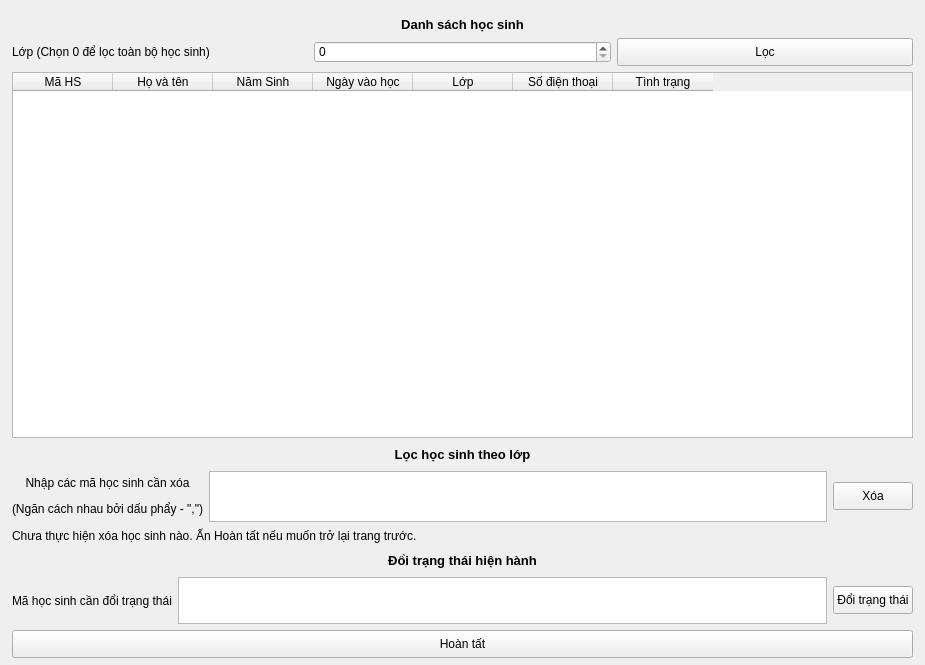
The window that TranslateUiPyPackage/ui_ip/M13_xoahocsinh.ui (longpham6595/kvmanagement) describes before a commit, drawn with Qt 5.
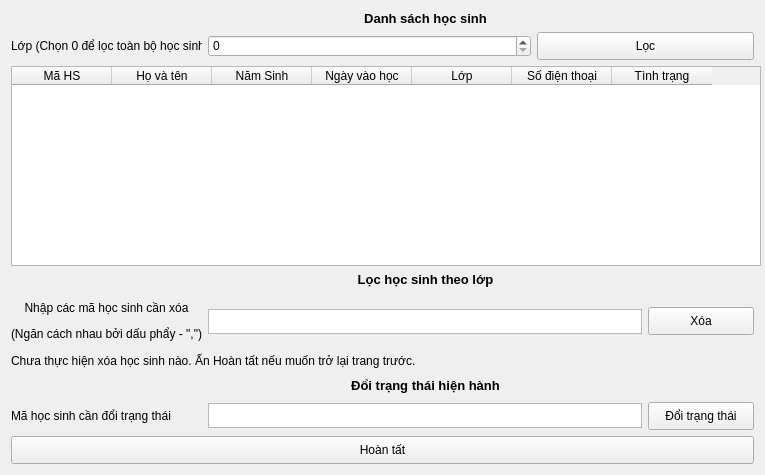
The same window after the commit.

```diff
--- a/TranslateUiPyPackage/ui_ip/M13_xoahocsinh.ui
+++ b/TranslateUiPyPackage/ui_ip/M13_xoahocsinh.ui
@@ -6,93 +6,28 @@
    <rect>
     <x>0</x>
     <y>0</y>
-    <width>925</width>
-    <height>665</height>
+    <width>765</width>
+    <height>475</height>
    </rect>
   </property>
+  <property name="minimumSize">
+   <size>
+    <width>765</width>
+    <height>475</height>
+   </size>
+  </property>
   <property name="windowTitle">
    <string>Form</string>
   </property>
-  <widget class="QWidget" name="">
-   <property name="geometry">
-    <rect>
-     <x>12</x>
-     <y>17</y>
-     <width>901</width>
-     <height>641</height>
-    </rect>
-   </property>
-   <layout class="QVBoxLayout" name="verticalLayout_3">
-    <item>
-     <widget class="QLabel" name="dshs">
-      <property name="text">
-       <string>&lt;html&gt;&lt;head/&gt;&lt;body&gt;&lt;p align=&quot;center&quot;&gt;&lt;span style=&quot; font-size:10pt; font-weight:600;&quot;&gt;Danh sách học sinh&lt;/span&gt;&lt;/p&gt;&lt;/body&gt;&lt;/html&gt;</string>
-      </property>
-     </widget>
-    </item>
-    <item>
-     <layout class="QHBoxLayout" name="horizontalLayout_3">
-      <item>
-       <widget class="QLabel" name="label">
-        <property name="minimumSize">
-         <size>
-          <width>0</width>
-          <height>28</height>
-         </size>
-        </property>
-        <property name="maximumSize">
-         <size>
-          <width>16777215</width>
-          <height>28</height>
-         </size>
-        </property>
-        <property name="text">
-         <string>&lt;html&gt;&lt;head/&gt;&lt;body&gt;&lt;p&gt;Lớp (Chọn 0 để lọc toàn bộ học sinh)&lt;/p&gt;&lt;/body&gt;&lt;/html&gt;</string>
-        </property>
-       </widget>
-      </item>
-      <item>
-       <widget class="QSpinBox" name="lop">
-        <property name="minimumSize">
-         <size>
-          <width>0</width>
-          <height>22</height>
-         </size>
-        </property>
-        <property name="maximumSize">
-         <size>
-          <width>16777215</width>
-          <height>22</height>
-         </size>
-        </property>
-        <property name="maximum">
-         <number>12</number>
-        </property>
-       </widget>
-      </item>
-      <item>
-       <widget class="QPushButton" name="loc">
-        <property name="minimumSize">
-         <size>
-          <width>0</width>
-          <height>28</height>
-         </size>
-        </property>
-        <property name="maximumSize">
-         <size>
-          <width>16777215</width>
-          <height>28</height>
-         </size>
-        </property>
-        <property name="text">
-         <string>Lọc</string>
-        </property>
-       </widget>
-      </item>
-     </layout>
-    </item>
-    <item>
+  <layout class="QGridLayout" name="gridLayout">
+   <item row="2" column="0" colspan="6">
      <widget class="QTableWidget" name="tbwviewhs">
+     <property name="minimumSize">
+      <size>
+       <width>750</width>
+       <height>200</height>
+      </size>
+     </property>
       <attribute name="verticalHeaderVisible">
        <bool>false</bool>
       </attribute>
@@ -133,141 +68,18 @@
       </column>
      </widget>
     </item>
-    <item>
-     <layout class="QVBoxLayout" name="verticalLayout_2">
-      <item>
-       <widget class="QLabel" name="locnoti">
-        <property name="minimumSize">
-         <size>
-          <width>0</width>
-          <height>21</height>
-         </size>
-        </property>
-        <property name="maximumSize">
-         <size>
-          <width>16777215</width>
-          <height>21</height>
-         </size>
-        </property>
-        <property name="text">
-         <string>&lt;html&gt;&lt;head/&gt;&lt;body&gt;&lt;p align=&quot;center&quot;&gt;&lt;span style=&quot; font-size:10pt; font-weight:600;&quot;&gt;Lọc học sinh theo lớp&lt;/span&gt;&lt;/p&gt;&lt;/body&gt;&lt;/html&gt;</string>
-        </property>
-       </widget>
-      </item>
-      <item>
-       <layout class="QHBoxLayout" name="horizontalLayout_2">
-        <item>
-         <widget class="QLabel" name="label_2">
-          <property name="minimumSize">
-           <size>
-            <width>0</width>
-            <height>51</height>
-           </size>
-          </property>
-          <property name="maximumSize">
-           <size>
-            <width>16777215</width>
-            <height>51</height>
-           </size>
-          </property>
-          <property name="text">
-           <string>&lt;html&gt;&lt;head/&gt;&lt;body&gt;&lt;p align=&quot;center&quot;&gt;Nhập các mã học sinh cần xóa&lt;/p&gt;&lt;p align=&quot;center&quot;&gt;(Ngăn cách nhau bởi dấu phẩy - &amp;quot;,&amp;quot;)&lt;/p&gt;&lt;/body&gt;&lt;/html&gt;</string>
-          </property>
-         </widget>
-        </item>
-        <item>
-         <widget class="QPlainTextEdit" name="mahscanxoa">
-          <property name="minimumSize">
-           <size>
-            <width>0</width>
-            <height>51</height>
-           </size>
-          </property>
-          <property name="maximumSize">
-           <size>
-            <width>16777215</width>
-            <height>51</height>
-           </size>
-          </property>
-         </widget>
-        </item>
-        <item>
-         <widget class="QPushButton" name="xoa">
-          <property name="minimumSize">
-           <size>
-            <width>0</width>
-            <height>28</height>
-           </size>
-          </property>
-          <property name="maximumSize">
-           <size>
-            <width>16777215</width>
-            <height>28</height>
-           </size>
-          </property>
-          <property name="text">
-           <string>Xóa</string>
-          </property>
-         </widget>
-        </item>
-       </layout>
-      </item>
-      <item>
-       <widget class="QLabel" name="thongbao">
-        <property name="minimumSize">
-         <size>
-          <width>0</width>
-          <height>16</height>
-         </size>
-        </property>
-        <property name="maximumSize">
-         <size>
-          <width>16777215</width>
-          <height>16</height>
-         </size>
-        </property>
-        <property name="text">
-         <string>Chưa thực hiện xóa học sinh nào. Ấn Hoàn tất nếu muốn trở lại trang trước.</string>
-        </property>
-       </widget>
-      </item>
-     </layout>
-    </item>
-    <item>
-     <layout class="QVBoxLayout" name="verticalLayout">
-      <item>
-       <widget class="QLabel" name="locnoti_2">
-        <property name="minimumSize">
-         <size>
-          <width>0</width>
-          <height>21</height>
-         </size>
-        </property>
-        <property name="maximumSize">
-         <size>
-          <width>16777215</width>
-          <height>21</height>
-         </size>
-        </property>
-        <property name="text">
-         <string>&lt;html&gt;&lt;head/&gt;&lt;body&gt;&lt;p align=&quot;center&quot;&gt;&lt;span style=&quot; font-size:10pt; font-weight:600;&quot;&gt;Đổi trạng thái hiện hành&lt;/span&gt;&lt;/p&gt;&lt;/body&gt;&lt;/html&gt;</string>
-        </property>
-       </widget>
-      </item>
-      <item>
-       <layout class="QHBoxLayout" name="horizontalLayout">
-        <item>
+   <item row="7" column="0">
          <widget class="QLabel" name="label_3">
           <property name="minimumSize">
            <size>
             <width>0</width>
-            <height>47</height>
+       <height>25</height>
            </size>
           </property>
           <property name="maximumSize">
            <size>
             <width>16777215</width>
-            <height>47</height>
+       <height>25</height>
            </size>
           </property>
           <property name="text">
@@ -275,23 +87,23 @@
           </property>
          </widget>
         </item>
-        <item>
+   <item row="7" column="1" colspan="4">
          <widget class="QTextEdit" name="mahsdoitt">
           <property name="minimumSize">
            <size>
             <width>0</width>
-            <height>47</height>
+       <height>25</height>
            </size>
           </property>
           <property name="maximumSize">
            <size>
             <width>16777215</width>
-            <height>47</height>
+       <height>25</height>
            </size>
           </property>
          </widget>
         </item>
-        <item>
+   <item row="7" column="5">
          <widget class="QPushButton" name="chgstatus">
           <property name="minimumSize">
            <size>
@@ -310,11 +122,102 @@
           </property>
          </widget>
         </item>
-       </layout>
-      </item>
-     </layout>
-    </item>
-    <item>
+   <item row="6" column="2" colspan="2">
+    <widget class="QLabel" name="locnoti_2">
+     <property name="minimumSize">
+      <size>
+       <width>0</width>
+       <height>21</height>
+      </size>
+     </property>
+     <property name="maximumSize">
+      <size>
+       <width>16777215</width>
+       <height>21</height>
+      </size>
+     </property>
+     <property name="text">
+      <string>&lt;html&gt;&lt;head/&gt;&lt;body&gt;&lt;p align=&quot;center&quot;&gt;&lt;span style=&quot; font-size:10pt; font-weight:600;&quot;&gt;Đổi trạng thái hiện hành&lt;/span&gt;&lt;/p&gt;&lt;/body&gt;&lt;/html&gt;</string>
+     </property>
+    </widget>
+   </item>
+   <item row="3" column="2" colspan="2">
+    <widget class="QLabel" name="locnoti">
+     <property name="minimumSize">
+      <size>
+       <width>0</width>
+       <height>21</height>
+      </size>
+     </property>
+     <property name="maximumSize">
+      <size>
+       <width>16777215</width>
+       <height>21</height>
+      </size>
+     </property>
+     <property name="text">
+      <string>&lt;html&gt;&lt;head/&gt;&lt;body&gt;&lt;p align=&quot;center&quot;&gt;&lt;span style=&quot; font-size:10pt; font-weight:600;&quot;&gt;Lọc học sinh theo lớp&lt;/span&gt;&lt;/p&gt;&lt;/body&gt;&lt;/html&gt;</string>
+     </property>
+    </widget>
+   </item>
+   <item row="1" column="0">
+    <widget class="QLabel" name="label">
+     <property name="minimumSize">
+      <size>
+       <width>0</width>
+       <height>28</height>
+      </size>
+     </property>
+     <property name="maximumSize">
+      <size>
+       <width>16777215</width>
+       <height>28</height>
+      </size>
+     </property>
+     <property name="text">
+      <string>&lt;html&gt;&lt;head/&gt;&lt;body&gt;&lt;p&gt;Lớp (Chọn 0 để lọc toàn bộ học sinh)&lt;/p&gt;&lt;/body&gt;&lt;/html&gt;</string>
+     </property>
+    </widget>
+   </item>
+   <item row="1" column="1" colspan="3">
+    <widget class="QSpinBox" name="lop">
+     <property name="minimumSize">
+      <size>
+       <width>0</width>
+       <height>22</height>
+      </size>
+     </property>
+     <property name="maximumSize">
+      <size>
+       <width>16777215</width>
+       <height>22</height>
+      </size>
+     </property>
+     <property name="maximum">
+      <number>12</number>
+     </property>
+    </widget>
+   </item>
+   <item row="1" column="4" colspan="2">
+    <widget class="QPushButton" name="loc">
+     <property name="minimumSize">
+      <size>
+       <width>0</width>
+       <height>28</height>
+      </size>
+     </property>
+     <property name="maximumSize">
+      <size>
+       <width>16777215</width>
+       <height>28</height>
+      </size>
+     </property>
+     <property name="text">
+      <string>Lọc</string>
+     </property>
+    </widget>
+   </item>
+   <item row="8" column="0" colspan="6">
      <widget class="QPushButton" name="hoantat">
       <property name="minimumSize">
        <size>
@@ -333,10 +236,93 @@
       </property>
      </widget>
     </item>
-   </layout>
-  </widget>
-  <zorder>layoutWidget</zorder>
-  <zorder>mahscanxoa</zorder>
+   <item row="4" column="5">
+    <widget class="QPushButton" name="xoa">
+     <property name="minimumSize">
+      <size>
+       <width>0</width>
+       <height>28</height>
+      </size>
+     </property>
+     <property name="maximumSize">
+      <size>
+       <width>16777215</width>
+       <height>28</height>
+      </size>
+     </property>
+     <property name="text">
+      <string>Xóa</string>
+     </property>
+    </widget>
+   </item>
+   <item row="4" column="0">
+    <widget class="QLabel" name="label_2">
+     <property name="minimumSize">
+      <size>
+       <width>0</width>
+       <height>51</height>
+      </size>
+     </property>
+     <property name="maximumSize">
+      <size>
+       <width>16777215</width>
+       <height>51</height>
+      </size>
+     </property>
+     <property name="text">
+      <string>&lt;html&gt;&lt;head/&gt;&lt;body&gt;&lt;p align=&quot;center&quot;&gt;Nhập các mã học sinh cần xóa&lt;/p&gt;&lt;p align=&quot;center&quot;&gt;(Ngăn cách nhau bởi dấu phẩy - &amp;quot;,&amp;quot;)&lt;/p&gt;&lt;/body&gt;&lt;/html&gt;</string>
+     </property>
+    </widget>
+   </item>
+   <item row="4" column="1" colspan="4">
+    <widget class="QPlainTextEdit" name="mahscanxoa">
+     <property name="sizePolicy">
+      <sizepolicy hsizetype="Expanding" vsizetype="Fixed">
+       <horstretch>0</horstretch>
+       <verstretch>0</verstretch>
+      </sizepolicy>
+     </property>
+     <property name="minimumSize">
+      <size>
+       <width>0</width>
+       <height>25</height>
+      </size>
+     </property>
+     <property name="maximumSize">
+      <size>
+       <width>16777215</width>
+       <height>25</height>
+      </size>
+     </property>
+    </widget>
+   </item>
+   <item row="5" column="0" colspan="4">
+    <widget class="QLabel" name="thongbao">
+     <property name="minimumSize">
+      <size>
+       <width>0</width>
+       <height>16</height>
+      </size>
+     </property>
+     <property name="maximumSize">
+      <size>
+       <width>16777215</width>
+       <height>16</height>
+      </size>
+     </property>
+     <property name="text">
+      <string>Chưa thực hiện xóa học sinh nào. Ấn Hoàn tất nếu muốn trở lại trang trước.</string>
+     </property>
+    </widget>
+   </item>
+   <item row="0" column="2" colspan="2">
+    <widget class="QLabel" name="dshs">
+     <property name="text">
+      <string>&lt;html&gt;&lt;head/&gt;&lt;body&gt;&lt;p align=&quot;center&quot;&gt;&lt;span style=&quot; font-size:10pt; font-weight:600;&quot;&gt;Danh sách học sinh&lt;/span&gt;&lt;/p&gt;&lt;/body&gt;&lt;/html&gt;</string>
+     </property>
+    </widget>
+   </item>
+  </layout>
  </widget>
  <resources/>
  <connections/>
```
Lines whose indentation alone changed are shown as unchanged.
